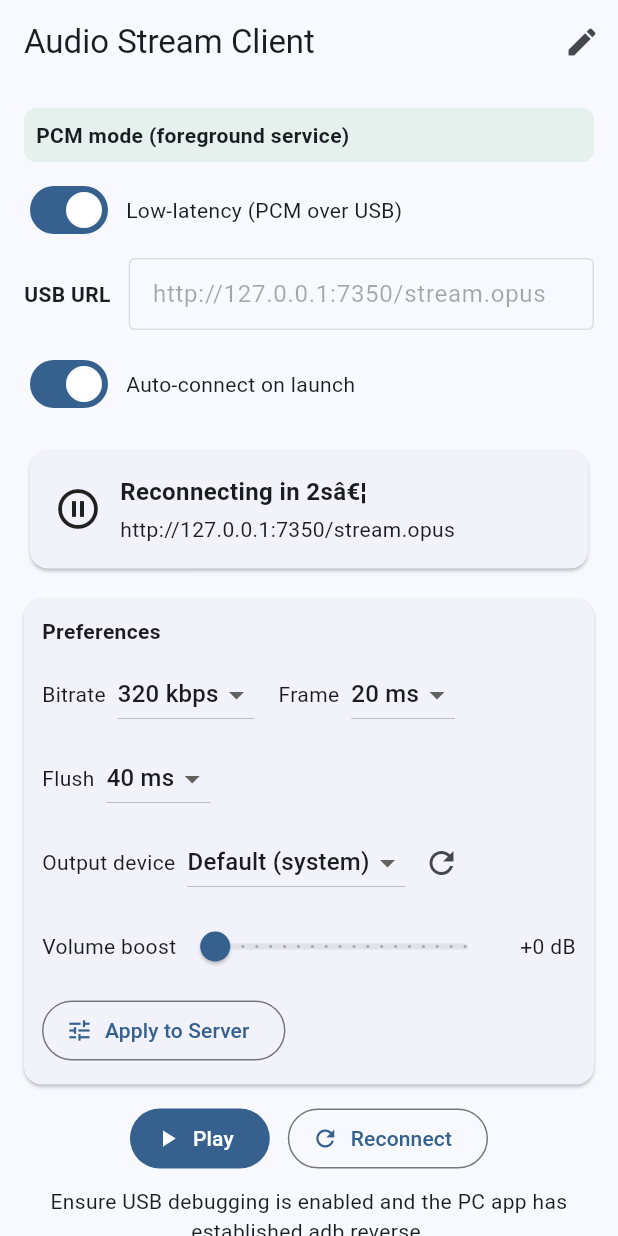
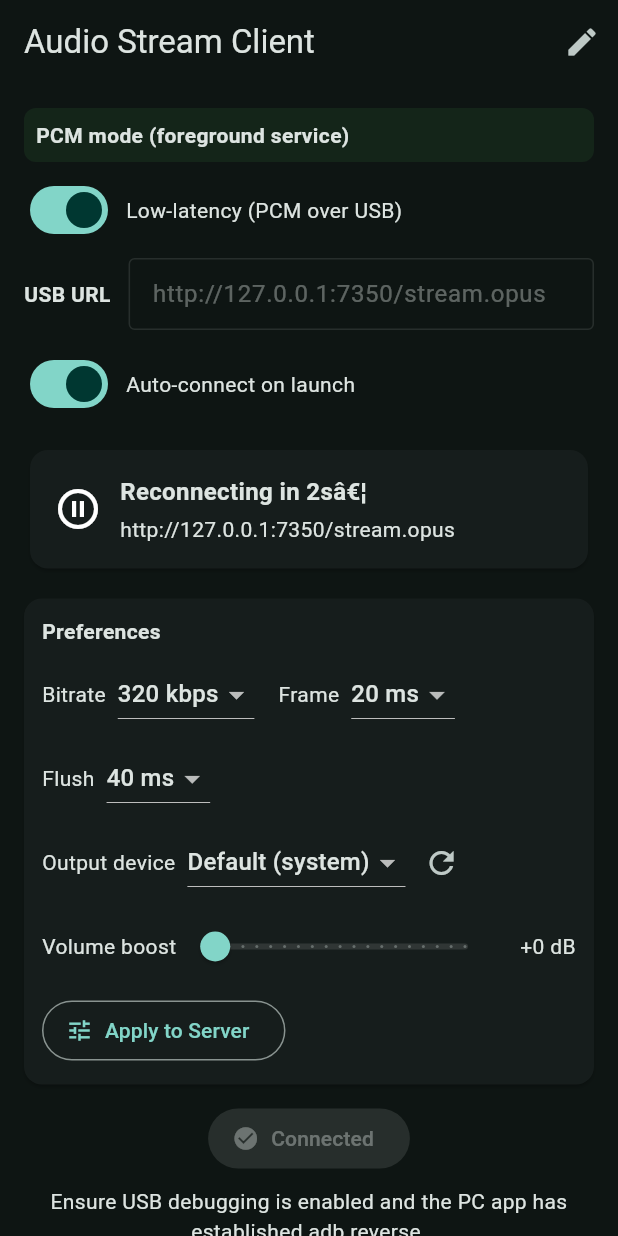
Before and after one commit to Metadrama/AudioStreamer, a Flutter app: the screen it shows after launch, after a tap on the "refresh" icon, on a phone screen of 412 x 824 dp. Run offline on Flutter 3.47's test engine with Material 3 defaults, Android fonts, the light colour scheme and no system bars; our stand-ins replace just_audio, shared_preferences; network calls fail.

Commit message:
ui revamp

```diff
--- a/audio_streamer/lib/main.dart
+++ b/audio_streamer/lib/main.dart
@@ -40,6 +40,7 @@ class PlayerController extends ChangeNotifier {
   List<Map<String, dynamic>> _devices = const [];
   DateTime _lastPcmStart = DateTime.fromMillisecondsSinceEpoch(0);
   int _prefGainDb = 0; // software preamp on server
+  bool _pcmRunning = false;
 
   Stream<String> get statusStream => _statusController.stream;
   AudioPlayer get player => _player;
@@ -47,6 +48,7 @@ class PlayerController extends ChangeNotifier {
   bool get autoConnect => _autoConnect;
   bool get usePcm => _usePcm;
   bool get isConnecting => _isConnecting;
+  bool get isConnected => _usePcm ? _pcmRunning : _player.playerState.playing;
   String? get pcmStatus => _pcmStatus;
   int get prefBitrate => _prefBitrate;
   int get prefFrameMs => _prefFrameMs;
@@ -222,6 +224,7 @@ class PlayerController extends ChangeNotifier {
           'bits': 16,
         });
         _lastPcmStart = DateTime.now();
+        _pcmRunning = true;
       } else {
         // Stop PCM if running
         try { await _pcmChannel.invokeMethod('stopPcm'); } catch (_) {}
@@ -262,6 +265,7 @@ class PlayerController extends ChangeNotifier {
                   'bits': 16,
                 });
                 _lastPcmStart = DateTime.now();
+                _pcmRunning = true;
               }
             } catch (_) {}
           }
@@ -292,6 +296,7 @@ class PlayerController extends ChangeNotifier {
 
   void _scheduleReconnect() {
     if (!_autoConnect) return;
+    _pcmRunning = false;
     _retryTimer?.cancel();
     _retryAttempt = (_retryAttempt + 1).clamp(1, 8);
     final delay = Duration(seconds: [2, 3, 5, 8, 13, 21, 30, 45][_retryAttempt - 1]);
@@ -325,6 +330,7 @@ class PlayerController extends ChangeNotifier {
       try { await _pcmChannel.invokeMethod('stopPcm'); } catch (_) {}
     }
     await _player.stop();
+    _pcmRunning = false;
   }
 
   @override
@@ -349,7 +355,9 @@ class MainApp extends StatelessWidget {
       create: (_) => PlayerController()..init(),
       child: MaterialApp(
         title: 'Audio Stream Client',
-        theme: ThemeData(colorSchemeSeed: Colors.blue, useMaterial3: true),
+        themeMode: ThemeMode.dark,
+        theme: ThemeData(colorSchemeSeed: Colors.teal, brightness: Brightness.dark, useMaterial3: true),
+        darkTheme: ThemeData(colorSchemeSeed: Colors.teal, brightness: Brightness.dark, useMaterial3: true),
         home: const HomePage(),
       ),
     );
@@ -623,30 +631,27 @@ class _Controls extends StatelessWidget {
             ),
           ),
         ),
-        Row(
-          mainAxisAlignment: MainAxisAlignment.center,
-          children: [
-            FilledButton.icon(
-              icon: Icon(controller.player.playing ? Icons.pause : Icons.play_arrow),
-              label: Text(controller.player.playing ? 'Pause' : 'Play'),
-              onPressed: () async {
-                if (controller.player.playing) {
-                  await controller.pause();
-                } else {
-                  await controller.play();
-                }
-              },
+        Center(
+          child: FilledButton.icon(
+            icon: controller.isConnecting
+                ? const SizedBox(
+                    height: 20,
+                    width: 20,
+                    child: CircularProgressIndicator(strokeWidth: 2),
+                  )
+                : (controller.isConnected ? const Icon(Icons.check_circle) : const Icon(Icons.power_settings_new)),
+            label: Text(controller.isConnecting
+                ? 'Connecting…'
+                : (controller.isConnected ? 'Connected' : 'Connect')),
+            style: FilledButton.styleFrom(
+              backgroundColor: controller.isConnected ? Colors.green : null,
             ),
-            const SizedBox(width: 12),
-            OutlinedButton.icon(
-              icon: const Icon(Icons.refresh),
-              label: const Text('Reconnect'),
-              onPressed: () async {
-                await controller.stop();
-                await controller.connectAndPlay();
-              },
-            ),
-          ],
+            onPressed: (controller.isConnected || controller.isConnecting)
+                ? null
+                : () async {
+                    await controller.connectAndPlay();
+                  },
+          ),
         ),
         const SizedBox(height: 8),
         const Text(
```
